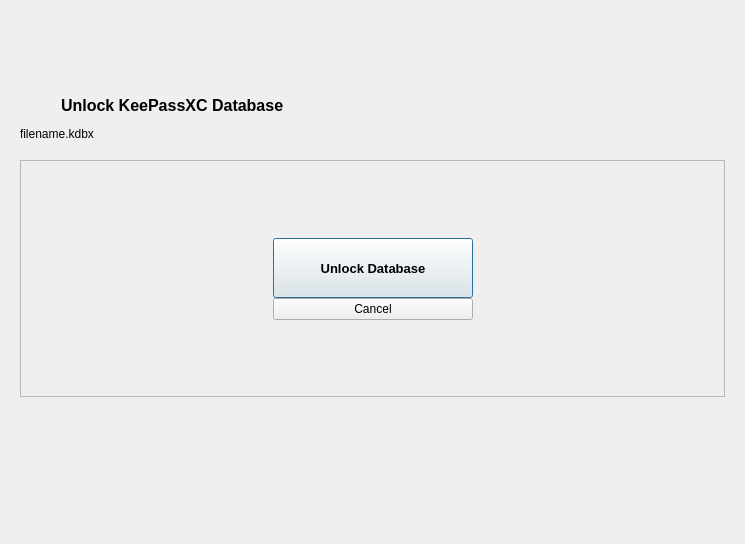
First picture: the form in src/gui/DatabaseOpenWidget.ui, repository keepassxreboot/keepassxc, before the edit.
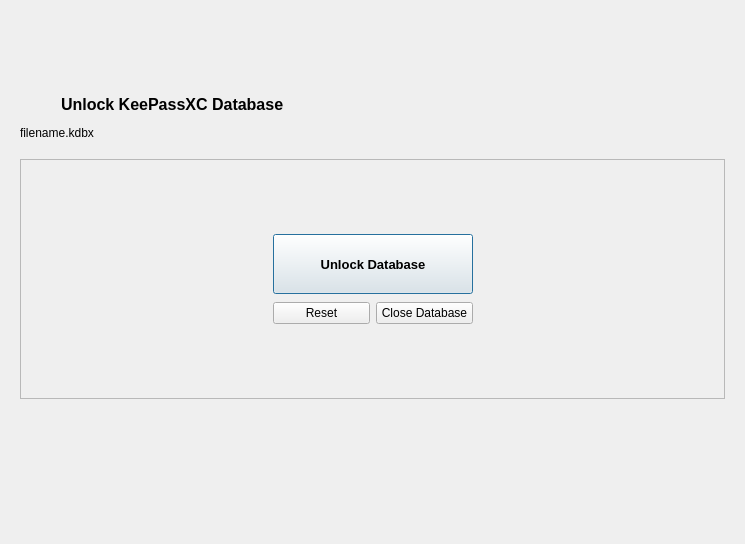
Second picture: the form after the edit. The open tabs and pages were chosen to show the change. Custom widgets are drawn as their Qt base class.

Commit message:
Add Pin Quick Unlock option
* Introduce QuickUnlockManager to fall back to pin unlock if OS native options are not available.

What changed in the file:
```diff
--- a/src/gui/DatabaseOpenWidget.ui
+++ b/src/gui/DatabaseOpenWidget.ui
@@ -183,7 +183,7 @@
                 <number>0</number>
                </property>
                <property name="bottomMargin">
-                <number>10</number>
+                <number>0</number>
                </property>
                <item>
                 <widget class="QLabel" name="passwordLabel">
@@ -195,7 +195,7 @@
                <item>
                 <layout class="QVBoxLayout" name="verticalLayout_2">
                  <property name="spacing">
-                  <number>2</number>
+                  <number>0</number>
                  </property>
                  <item>
                   <widget class="PasswordWidget" name="editPassword" native="true">
@@ -253,13 +253,13 @@
                 <number>0</number>
                </property>
                <property name="topMargin">
-                <number>0</number>
+                <number>10</number>
                </property>
                <property name="rightMargin">
                 <number>0</number>
                </property>
                <property name="bottomMargin">
-                <number>10</number>
+                <number>15</number>
                </property>
                <item>
                 <widget class="QLabel" name="selectKeyFileLabel">
@@ -402,7 +402,7 @@
                  <property name="sizeHint" stdset="0">
                   <size>
                    <width>40</width>
-                   <height>20</height>
+                   <height>0</height>
                   </size>
                  </property>
                 </spacer>
@@ -468,6 +468,48 @@
               <property name="bottomMargin">
                <number>5</number>
               </property>
+              <item>
+               <spacer name="horizontalSpacer">
+                <property name="orientation">
+                 <enum>Qt::Horizontal</enum>
+                </property>
+                <property name="sizeHint" stdset="0">
+                 <size>
+                  <width>40</width>
+                  <height>20</height>
+                 </size>
+                </property>
+               </spacer>
+              </item>
+              <item>
+               <widget class="QCheckBox" name="enableQuickUnlockCheckBox">
+                <property name="layoutDirection">
+                 <enum>Qt::RightToLeft</enum>
+                </property>
+                <property name="text">
+                 <string>Enable Quick Unlock</string>
+                </property>
+                <property name="checked">
+                 <bool>true</bool>
+                </property>
+               </widget>
+              </item>
+              <item>
+               <spacer name="horizontalSpacer_7">
+                <property name="orientation">
+                 <enum>Qt::Horizontal</enum>
+                </property>
+                <property name="sizeType">
+                 <enum>QSizePolicy::Fixed</enum>
+                </property>
+                <property name="sizeHint" stdset="0">
+                 <size>
+                  <width>8</width>
+                  <height>20</height>
+                 </size>
+                </property>
+               </spacer>
+              </item>
               <item alignment="Qt::AlignRight">
                <widget class="QDialogButtonBox" name="buttonBox">
                 <property name="focusPolicy">
@@ -514,6 +556,9 @@
             </item>
             <item>
              <layout class="QVBoxLayout" name="verticalLayout_5">
+              <property name="spacing">
+               <number>0</number>
+              </property>
               <item>
                <spacer name="verticalSpacer_7">
                 <property name="orientation">
@@ -545,17 +590,69 @@
                 <property name="text">
                  <string>Unlock Database</string>
                 </property>
+                <property name="iconSize">
+                 <size>
+                  <width>32</width>
+                  <height>32</height>
+                 </size>
+                </property>
                 <property name="default">
                  <bool>true</bool>
                 </property>
                </widget>
               </item>
               <item>
-               <widget class="QPushButton" name="resetQuickUnlockButton">
-                <property name="text">
-                 <string>Cancel</string>
+               <spacer name="verticalSpacer_4">
+                <property name="orientation">
+                 <enum>Qt::Vertical</enum>
                 </property>
-               </widget>
+                <property name="sizeType">
+                 <enum>QSizePolicy::Fixed</enum>
+                </property>
+                <property name="sizeHint" stdset="0">
+                 <size>
+                  <width>20</width>
+                  <height>8</height>
+                 </size>
+                </property>
+               </spacer>
+              </item>
+              <item>
+               <layout class="QHBoxLayout" name="horizontalLayout_4">
+                <property name="spacing">
+                 <number>0</number>
+                </property>
+                <item>
+                 <widget class="QPushButton" name="resetQuickUnlockButton">
+                  <property name="text">
+                   <string>Reset</string>
+                  </property>
+                 </widget>
+                </item>
+                <item>
+                 <spacer name="horizontalSpacer_8">
+                  <property name="orientation">
+                   <enum>Qt::Horizontal</enum>
+                  </property>
+                  <property name="sizeType">
+                   <enum>QSizePolicy::Fixed</enum>
+                  </property>
+                  <property name="sizeHint" stdset="0">
+                   <size>
+                    <width>6</width>
+                    <height>20</height>
+                   </size>
+                  </property>
+                 </spacer>
+                </item>
+                <item>
+                 <widget class="QPushButton" name="closeQuickUnlockButton">
+                  <property name="text">
+                   <string>Close Database</string>
+                  </property>
+                 </widget>
+                </item>
+               </layout>
               </item>
               <item>
                <spacer name="verticalSpacer_8">
```
Left out of the diff: 1 changed line with no effect on the pictures. The commit also changes 15 other files.
